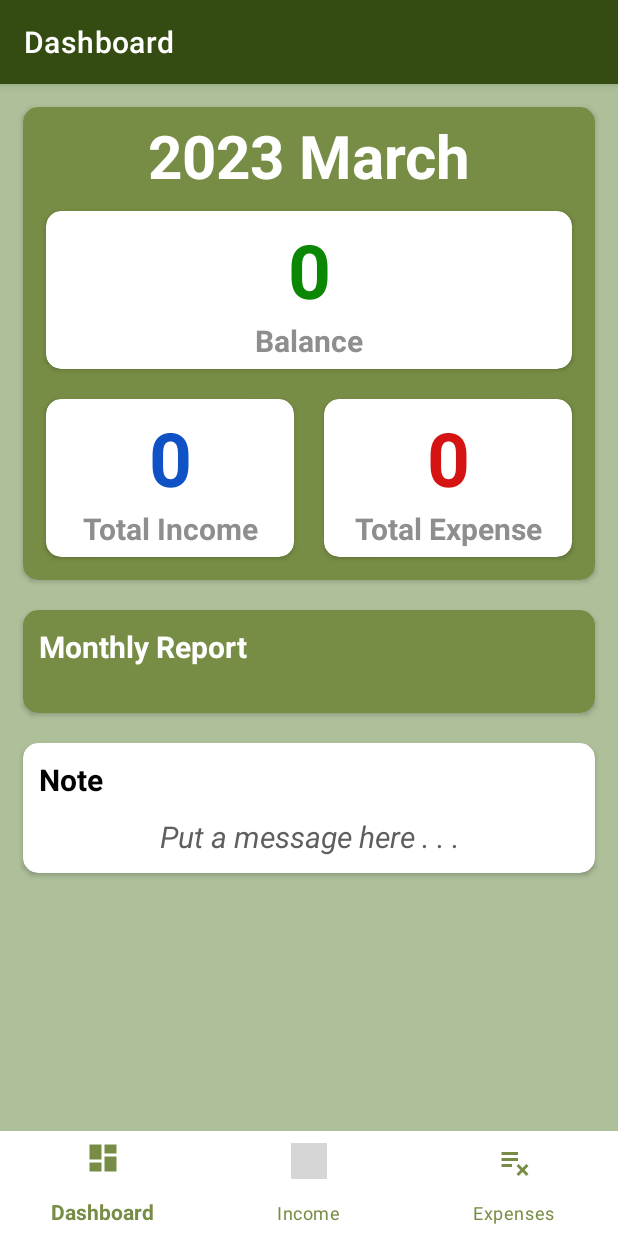
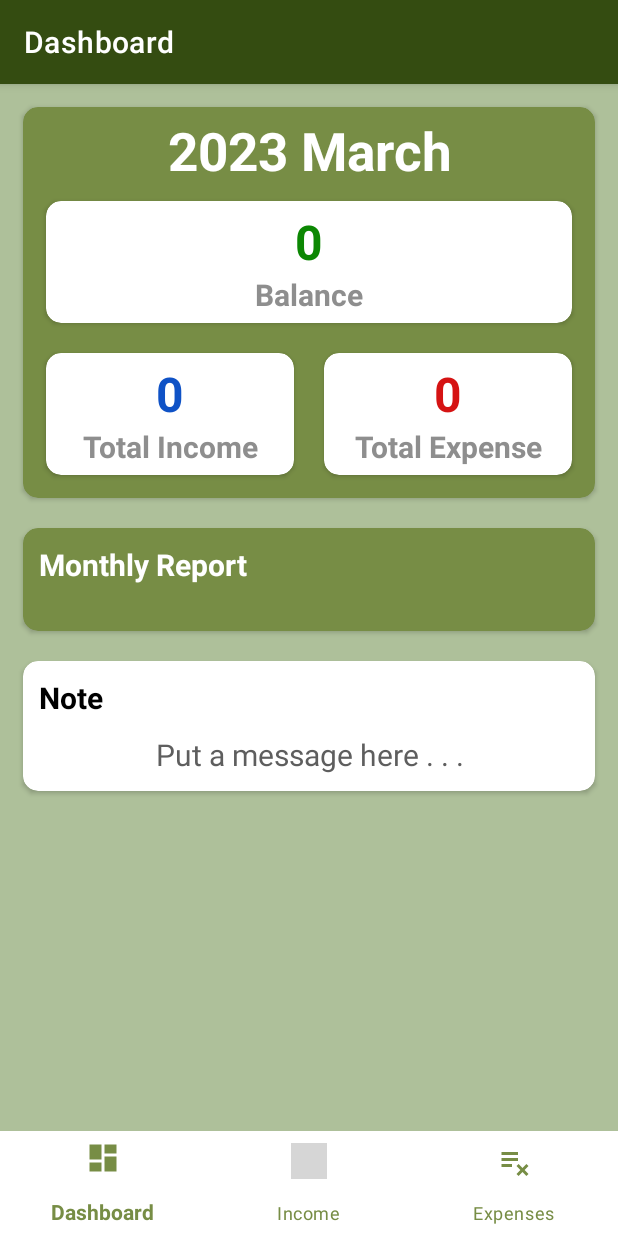
Before and after one commit to AiraMonzon/AiFamily-Buddy, an Android app: the screen it shows after launch (MainActivity), on a phone screen of 412 x 824 dp. Run offline under Robolectric (Android 15) with nearby library versions, the phone set to English and light mode, and no system bars; our stand-ins replace Firebase (no records; nobody signed in at launch, a user with empty details on screens opened directly); libraries missing offline, so code that uses them is left out: org.apache.poi; grey boxes are pictures that could not be loaded.

Commit message:
Update fragment_dashboard.xml
layout change March 15 2023

```diff
--- a/app/src/main/res/layout/fragment_dashboard.xml
+++ b/app/src/main/res/layout/fragment_dashboard.xml
@@ -42,7 +42,7 @@
                         android:layout_width="match_parent"
                         android:layout_height="wrap_content"
                         android:textColor="@color/white"
-                        android:textSize="40sp"
+                        android:textSize="35sp"
                         android:textStyle="bold"
                         android:textAlignment="center" />
 
@@ -63,7 +63,7 @@
                     android:layout_width="match_parent"
                     android:layout_height="wrap_content"
                     android:textColor="#0C8703"
-                    android:textSize="50sp"
+                    android:textSize="32sp"
                     android:textStyle="bold"
                     android:text="0"
                     android:textAlignment="center" />
@@ -106,7 +106,7 @@
                         android:layout_width="match_parent"
                         android:layout_height="wrap_content"
                         android:textColor="#0F52C6"
-                        android:textSize="50sp"
+                        android:textSize="32sp"
                         android:textStyle="bold"
                         android:text="0"
                         android:textAlignment="center" />
@@ -145,7 +145,7 @@
                             android:layout_width="match_parent"
                             android:layout_height="wrap_content"
                             android:textColor="#D51313"
-                            android:textSize="50sp"
+                            android:textSize="32sp"
                             android:textStyle="bold"
                             android:text="0"
                             android:textAlignment="center"/>
@@ -240,7 +240,6 @@
                         android:layout_height="wrap_content"
                         android:textColor="#5E5E5E"
                         android:textSize="20sp"
-                        android:textStyle="italic"
                         android:text="Put a message here . . ."
                         android:textAlignment="center"
                         android:layout_margin="5dp"/>
```
